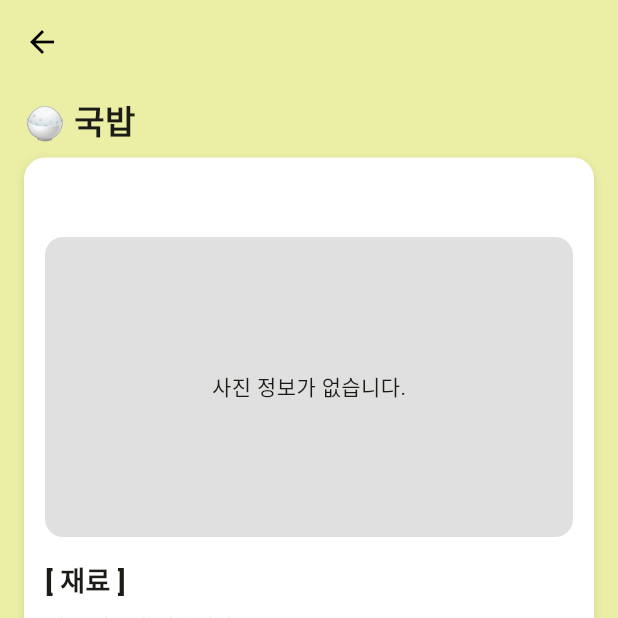
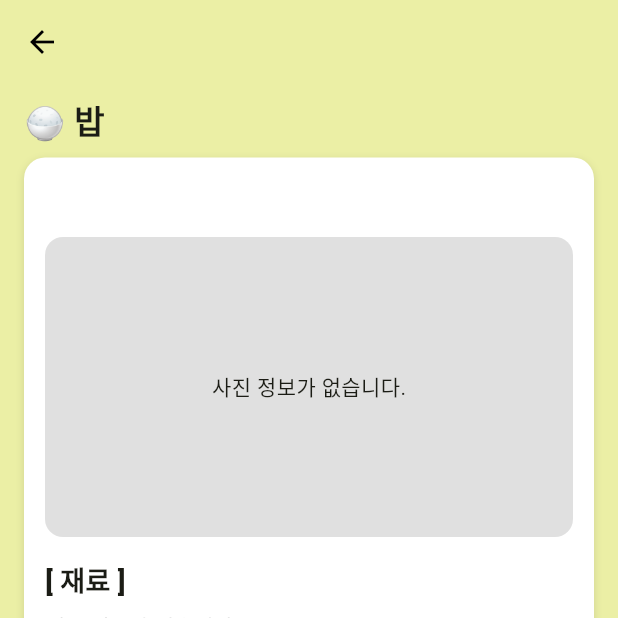
Before and after one commit to moon194312/Frontend, a Flutter app: the FoodInfoScreen screen opened directly with empty values, on a phone screen of 412 x 824 dp, the top half of it. Run offline on Flutter 3.47's test engine with Material 3 defaults, Android fonts, the phone set to English and light mode, and no system bars; our stand-ins replace image_picker, permission_handler, shared_preferences; missing offline and left inert: kpostal; accounts and stored records are empty.

```diff
--- a/lib/screens/home/screen_food_info.dart
+++ b/lib/screens/home/screen_food_info.dart
@@ -27,7 +27,7 @@ class FoodInfoScreen extends StatelessWidget {
             crossAxisAlignment: CrossAxisAlignment.start,
             children: [
               // 밥
-              buildFoodSection(context, '🍚 국밥', meal.rice),
+              buildFoodSection(context, '🍚 밥', meal.rice),
               const SizedBox(height: 20),
 
               // 국
```
